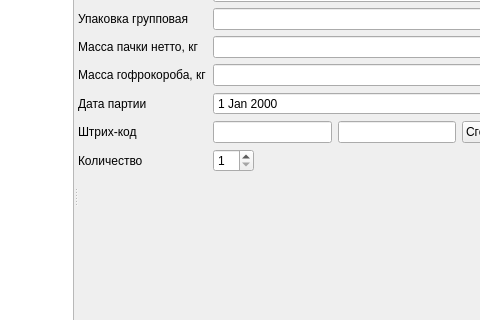
Qt form formdata.ui (Sergeyego/el_label_tspl) before a commit; both pictures show x 269 to 749 and y 115 to 435 of the 834 by 622 pixel window.
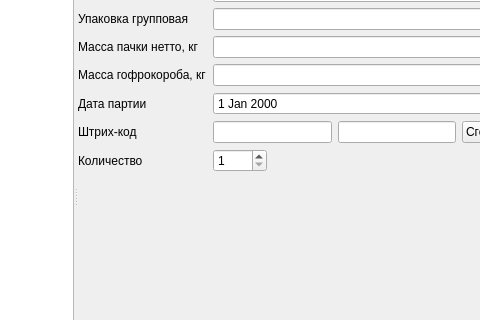
The same form after that commit.

Commit message: fix max value page count

What changed in the file:
```diff
--- a/formdata.ui
+++ b/formdata.ui
@@ -116,6 +116,9 @@
            <property name="minimum">
             <number>1</number>
            </property>
+           <property name="maximum">
+            <number>1000</number>
+           </property>
           </widget>
          </item>
          <item row="1" column="0" colspan="2">
```
